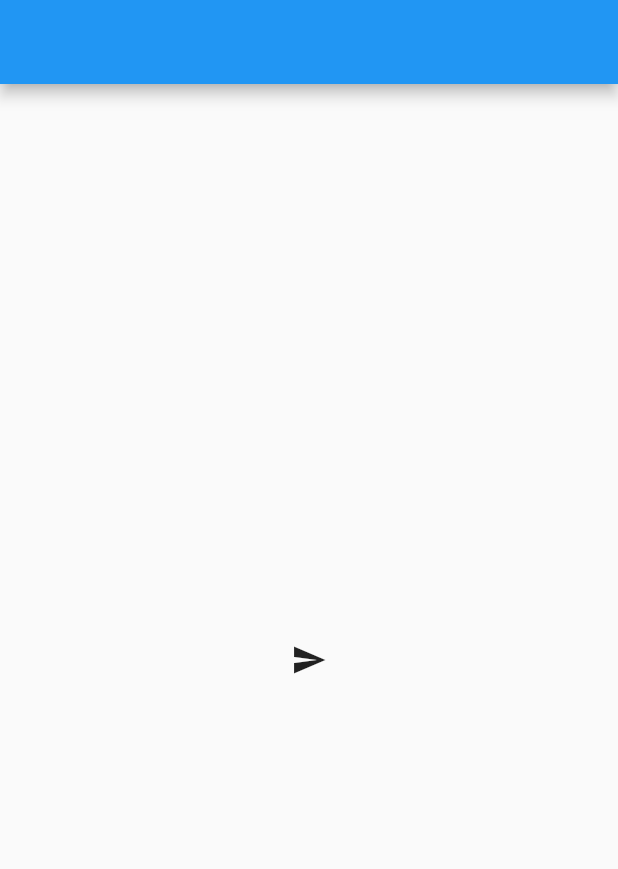
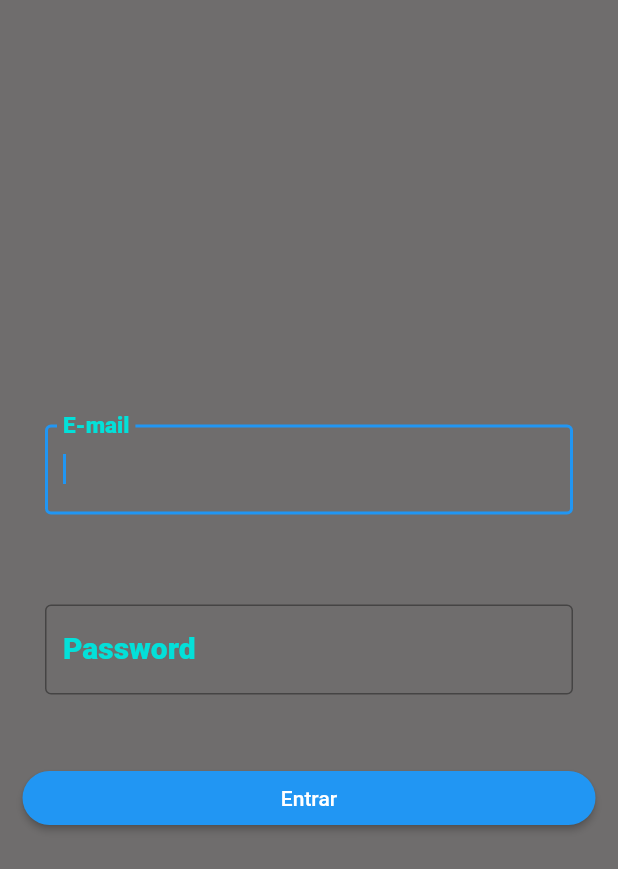
Before and after one commit to bath0ry/top_app_clone, a Flutter app: the screen it shows after launch, on a phone screen of 412 x 824 dp. Shown: the top 869 px of the screen. Run offline on Flutter 3.47's test engine with Material 2 defaults, Android fonts, the phone set to English and light mode, and no system bars.

Commit message:
add form fields

```diff
--- a/lib/app_pages/login_page.dart
+++ /dev/null
@@ -1,26 +0,0 @@
-import 'package:flutter/material.dart';
-import 'package:flutter/src/foundation/key.dart';
-import 'package:flutter/src/widgets/framework.dart';
-import 'package:top_app_clone/app_pages/home_page.dart';
-
-class LoginPage extends StatelessWidget {
-  const LoginPage({Key? key}) : super(key: key);
-
-  @override
-  Widget build(BuildContext context) {
-    return Scaffold(
-      appBar: AppBar(),
-      body: Container(
-        child: Center(
-          child: IconButton(
-            onPressed: () {
-              Navigator.of(context).push(
-                  MaterialPageRoute(builder: ((context) => const HomePage())));
-            },
-            icon: Icon(Icons.send),
-          ),
-        ),
-      ),
-    );
-  }
-}
--- a/lib/app_pages/home_page.dart
+++ b/lib/home/pages/home_page.dart
@@ -1,5 +1,6 @@
 import 'package:flutter/material.dart';
-import 'package:top_app_clone/app_pages/profile_page.dart';
+import 'package:top_app_clone/home/pages/profile_page.dart';
+
 import 'package:top_app_clone/ticket_shop_button.dart';
 import 'package:top_app_clone/tickets_avaible_widgets.dart';
 
--- /dev/null
+++ b/lib/home/pages/login_page.dart
@@ -0,0 +1,63 @@
+import 'package:flutter/material.dart';
+
+class LoginPage extends StatelessWidget {
+  const LoginPage({Key? key}) : super(key: key);
+
+  @override
+  Widget build(BuildContext context) {
+    return Scaffold(
+      body: Container(
+        color: const Color.fromARGB(255, 111, 109, 109),
+        child: Center(
+          child: Column(
+            crossAxisAlignment: CrossAxisAlignment.stretch,
+            mainAxisAlignment: MainAxisAlignment.center,
+            children: [
+              LoginCustomFormFieldWidget(labelText: "E-mail"),
+              LoginCustomFormFieldWidget(labelText: "Password"),
+              Padding(
+                padding: const EdgeInsets.all(15.0),
+                child: ElevatedButton(
+                  onPressed: () {},
+                  child: const Text("Entrar"),
+                  style: ElevatedButton.styleFrom(
+                      shape: RoundedRectangleBorder(
+                          borderRadius: BorderRadius.circular(30))),
+                ),
+              )
+            ],
+          ),
+        ),
+      ),
+    );
+  }
+}
+
+class LoginCustomFormFieldWidget extends StatelessWidget {
+  const LoginCustomFormFieldWidget({
+    Key? key,
+    required this.labelText,
+  }) : super(key: key);
+  final String labelText;
+
+  @override
+  Widget build(BuildContext context) {
+    return Padding(
+      padding: const EdgeInsets.all(30.0),
+      child: TextField(
+        style: const TextStyle(
+            color: Colors.black, fontSize: 17, fontWeight: FontWeight.w600),
+        autocorrect: true,
+        keyboardType: TextInputType.emailAddress,
+        autofocus: true,
+        decoration: InputDecoration(
+            border: const OutlineInputBorder(),
+            labelText: labelText,
+            labelStyle: const TextStyle(
+                color: Color.fromARGB(255, 3, 224, 217),
+                fontSize: 20,
+                fontWeight: FontWeight.w900)),
+      ),
+    );
+  }
+}
--- a/lib/app_pages/profile_page.dart
+++ b/lib/home/pages/profile_page.dart
@@ -1,6 +1,4 @@
 import 'package:flutter/material.dart';
-import 'package:flutter/src/foundation/key.dart';
-import 'package:flutter/src/widgets/framework.dart';
 
 class ProfilePage extends StatelessWidget {
   const ProfilePage({Key? key}) : super(key: key);
--- a/lib/main.dart
+++ b/lib/main.dart
@@ -1,6 +1,5 @@
 import 'package:flutter/material.dart';
-import 'package:top_app_clone/app_pages/home_page.dart';
-import 'package:top_app_clone/app_pages/login_page.dart';
+import 'package:top_app_clone/home/pages/login_page.dart';
 
 void main() {
   runApp(const MyApp());
```
